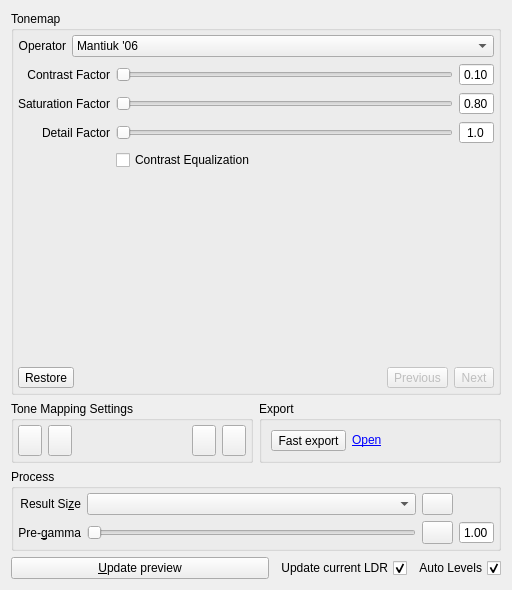
Before: the Qt Designer form src/TonemappingPanel/TonemappingPanel.ui in LuminanceHDR/LuminanceHDR, drawn with Qt 5.
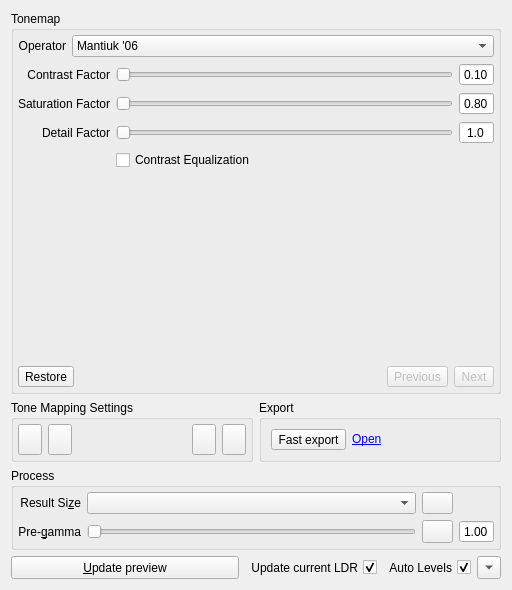
After: the same form once the commit is applied. Icons and pictures are not drawn.

Commit message: [Luminance HDR]: fix memory leak in MainWindow, add autolevels threshold

Patch:
```diff
--- a/src/TonemappingPanel/TonemappingPanel.ui
+++ b/src/TonemappingPanel/TonemappingPanel.ui
@@ -9,7 +9,7 @@
    <rect>
     <x>0</x>
     <y>0</y>
-    <width>507</width>
+    <width>511</width>
     <height>590</height>
    </rect>
   </property>
@@ -593,6 +593,25 @@
        </property>
       </widget>
      </item>
+     <item>
+      <widget class="QToolButton" name="toolButtonThreshold">
+       <property name="enabled">
+        <bool>true</bool>
+       </property>
+       <property name="toolTip">
+        <string>&lt;html&gt;&lt;head/&gt;&lt;body&gt;&lt;p&gt;set auto levels threshold&lt;/p&gt;&lt;/body&gt;&lt;/html&gt;</string>
+       </property>
+       <property name="text">
+        <string notr="true">...</string>
+       </property>
+       <property name="toolButtonStyle">
+        <enum>Qt::ToolButtonIconOnly</enum>
+       </property>
+       <property name="arrowType">
+        <enum>Qt::DownArrow</enum>
+       </property>
+      </widget>
+     </item>
     </layout>
    </item>
    <item row="0" column="0">
```
Left out of the diff: 80 changed lines with no effect on the pictures. The commit also changes 12 other files.
